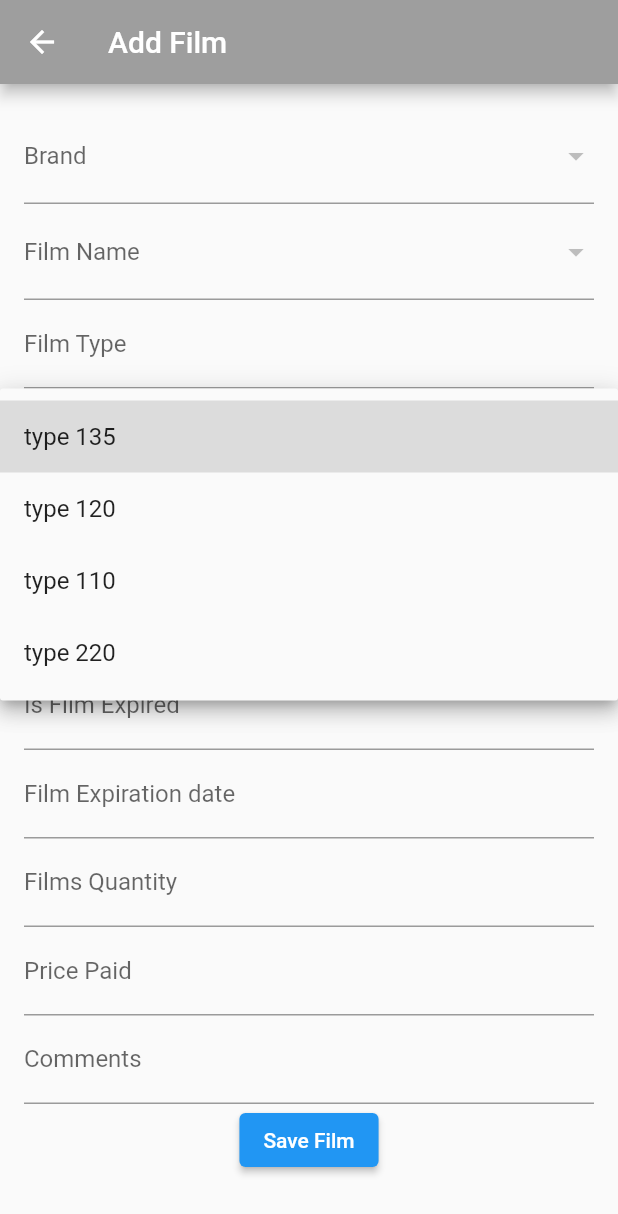
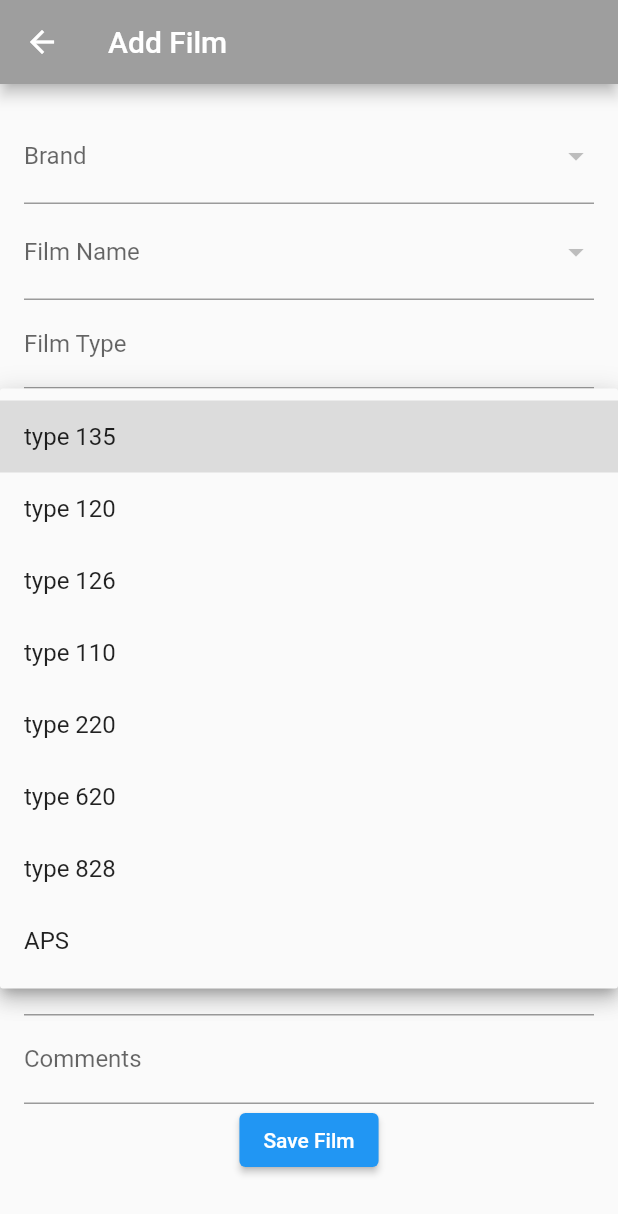
Before and after one commit to AlexGuoussatchok/analog_faith, a Flutter app: the AddFilmScreen screen opened by its route, after a tap on "Film Size", on a phone screen of 412 x 824 dp. Shown: the top 1214 px of the screen. Run offline on Flutter 3.47's test engine with Material 2 defaults, Android fonts, the phone set to English and light mode, and no system bars; our stand-ins replace sqflite; accounts and stored records are empty.

Commit message:
+ add film screen - frames number mapping (depending on the film type) added

```diff
--- a/lib/lists/film_sizes.dart
+++ b/lib/lists/film_sizes.dart
@@ -2,7 +2,23 @@ class FilmSizesList {
   static const List<String> conditions = [
     'type 135',
     'type 120',
+    'type 126',
     'type 110',
     'type 220',
+    'type 620',
+    'type 828',
+    'APS',
   ];
+
+  // Add a map to associate film sizes with default frame numbers
+  static const Map<String, int> defaultFrameNumbers = {
+    'type 135': 36,
+    'type 120': 12,
+    'type 126': 0,
+    'type 110': 0,
+    'type 220': 0,
+    'type 828': 0,
+    'type 620': 0,
+    'APS': 15,
+  };
 }
```
Also changed, not shown: lib/screens/add_film_screen.dart (+41 -5 lines).
